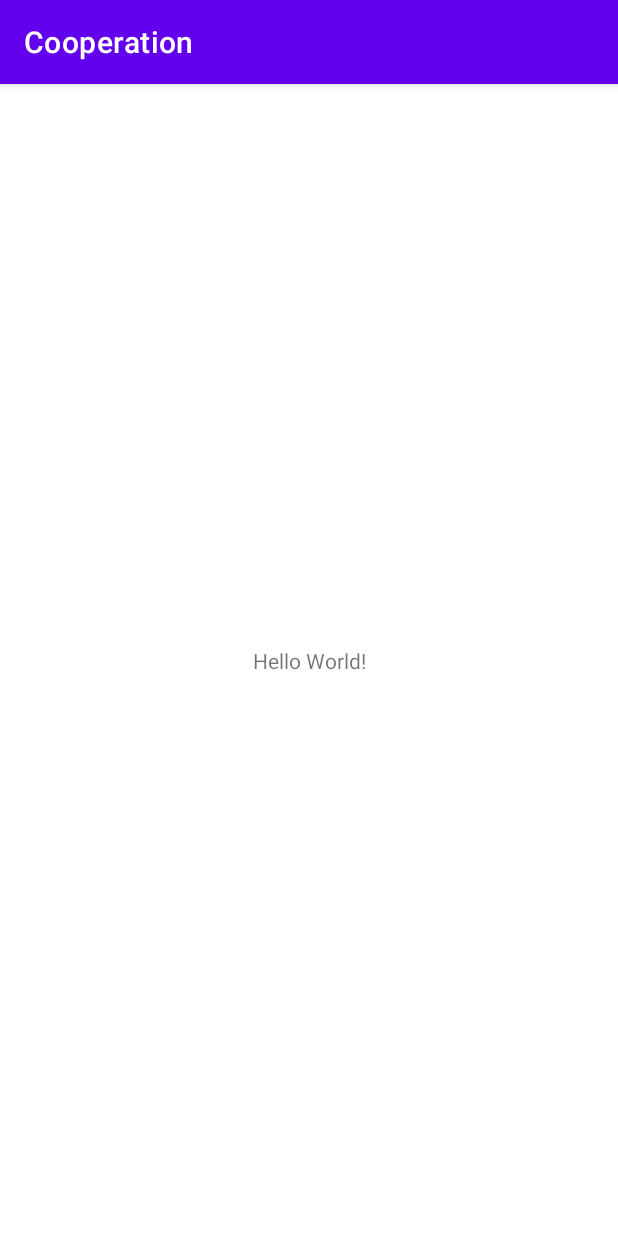
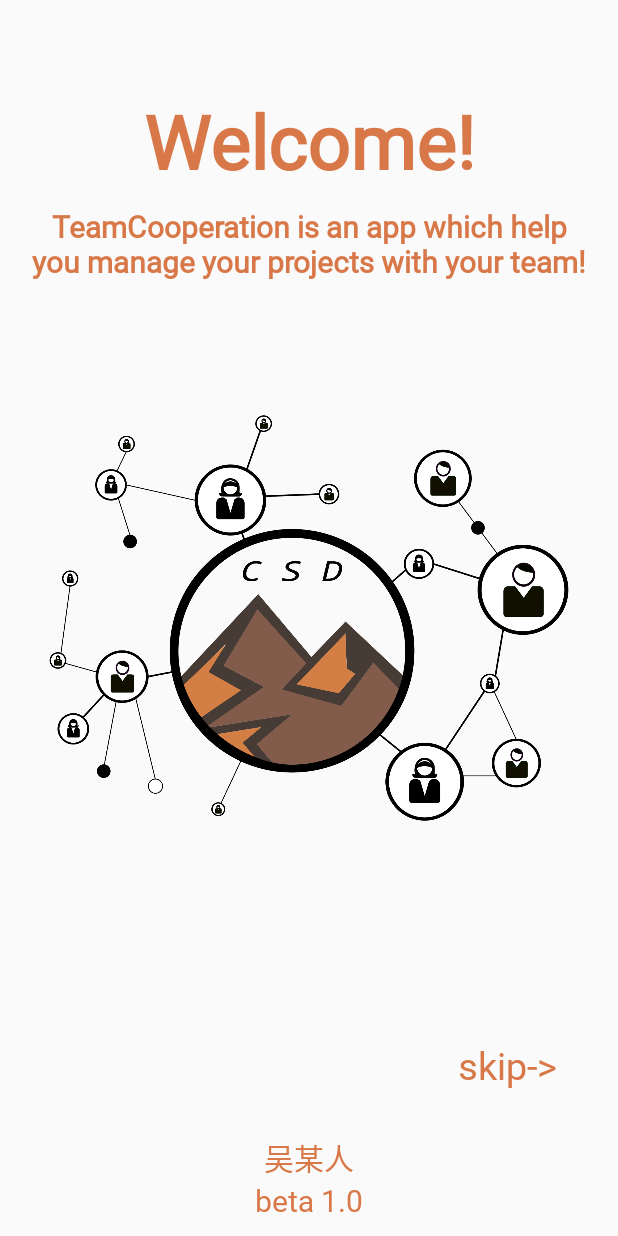
Before and after one commit to CoderWDD/TeamCooperation, an Android app: the screen it shows after launch (MainActivity before the commit, SplashPageActivity after it), on a phone screen of 412 x 824 dp. Run offline under Robolectric (Android 15) with nearby library versions, the phone set to English and light mode, and no system bars; our stand-ins replace data binding; 1 statement that could not run was skipped.

```diff
--- a/app/build.gradle
+++ b/app/build.gradle
@@ -25,10 +25,13 @@ android {
         sourceCompatibility JavaVersion.VERSION_1_8
         targetCompatibility JavaVersion.VERSION_1_8
     }
+
+    dataBinding {
+        enabled = true
+    }
 }
 
 dependencies {
-
     implementation 'androidx.appcompat:appcompat:1.3.0'
     implementation 'com.google.android.material:material:1.4.0'
     implementation 'androidx.constraintlayout:constraintlayout:2.0.4'
--- a/app/src/main/java/com/example/cooperation/MainActivity.java
+++ b/app/src/main/java/com/example/cooperation/MainActivity.java
@@ -10,6 +10,5 @@ public class MainActivity extends AppCompatActivity {
     protected void onCreate(Bundle savedInstanceState) {
         super.onCreate(savedInstanceState);
         setContentView(R.layout.activity_main);
-
     }
 }
--- /dev/null
+++ b/app/src/main/java/com/example/cooperation/SplashPageActivity.java
@@ -0,0 +1,26 @@
+package com.example.cooperation;
+
+import androidx.appcompat.app.AppCompatActivity;
+import androidx.databinding.DataBindingUtil;
+
+import android.os.Bundle;
+import android.view.Window;
+import android.view.WindowManager;
+
+import com.example.cooperation.databinding.ActivitySplashPageBinding;
+import com.example.cooperation.databing.PageSplashDataBinding;
+
+public class SplashPageActivity extends AppCompatActivity {
+
+    @Override
+    protected void onCreate(Bundle savedInstanceState) {
+        //requestWindowFeature(Window.FEATURE_NO_TITLE);
+        // 去除系统状态栏
+        getWindow().setFlags(WindowManager.LayoutParams.FLAG_FULLSCREEN, WindowManager.LayoutParams.FLAG_FULLSCREEN);
+        super.onCreate(savedInstanceState);
+//        setContentView(R.layout.activity_splash_page);
+        ActivitySplashPageBinding activitySplashPageBinding = DataBindingUtil.setContentView(this, R.layout.activity_splash_page);
+        activitySplashPageBinding.setPageSplashEventHandler(new PageSplashDataBinding(this));
+
+    }
+}
--- /dev/null
+++ b/app/src/main/java/com/example/cooperation/databing/PageSplashDataBinding.java
@@ -0,0 +1,21 @@
+package com.example.cooperation.databing;
+
+import android.content.Context;
+import android.content.Intent;
+import android.view.View;
+
+import com.example.cooperation.LoginPageActivity;
+
+public class PageSplashDataBinding {
+    private Context context;
+
+    public PageSplashDataBinding(Context context){
+        this.context = context;
+    }
+
+    public void onSkipClicked(View view){
+        Intent intent = new Intent(context, LoginPageActivity.class);
+        intent.addFlags(Intent.FLAG_ACTIVITY_NEW_TASK | Intent.FLAG_ACTIVITY_CLEAR_TASK);
+        context.startActivity(intent);
+    }
+}
--- /dev/null
+++ b/app/src/main/res/layout/activity_splash_page.xml
@@ -0,0 +1,108 @@
+<?xml version="1.0" encoding="utf-8"?>
+<layout xmlns:android="http://schemas.android.com/apk/res/android"
+    xmlns:tools="http://schemas.android.com/tools">
+
+    <data>
+        <variable
+            name="PageSplashEventHandler"
+            type="com.example.cooperation.databing.PageSplashDataBinding" />
+    </data>
+
+    <androidx.appcompat.widget.LinearLayoutCompat
+        android:layout_width="match_parent"
+        android:layout_height="match_parent"
+        android:gravity="center"
+        android:orientation="vertical"
+        tools:context=".SplashPageActivity">
+
+        <RelativeLayout
+            android:layout_width="match_parent"
+            android:layout_height="wrap_content">
+
+            <TextView
+                android:id="@+id/page_splash_welcome"
+                android:layout_width="match_parent"
+                android:layout_height="wrap_content"
+                android:layout_alignParentTop="@+id/page_splash"
+                android:fontFamily="@font/no236"
+                android:gravity="center"
+                android:paddingTop="60dp"
+                android:text="@string/welcome"
+                android:textColor="@color/orange_brown"
+                android:textSize="50sp"
+                android:textStyle="bold" />
+
+            <TextView
+                android:layout_width="match_parent"
+                android:layout_height="wrap_content"
+                android:layout_below="@id/page_splash_welcome"
+                android:layout_marginTop="10dp"
+                android:fontFamily="@font/no236"
+                android:gravity="center"
+                android:paddingHorizontal="20dp"
+                android:text="@string/WelcomeContent"
+                android:textColor="@color/orange_brown"
+                android:textSize="20sp"
+                android:textStyle="bold" />
+
+            <ImageView
+                android:id="@+id/page_splash"
+                android:layout_width="wrap_content"
+                android:layout_height="match_parent"
+                android:contentDescription="@string/image_logo_description"
+                android:paddingHorizontal="30dp"
+                android:src="@mipmap/page_splash" />
+
+            <Button
+                android:layout_width="wrap_content"
+                android:layout_height="wrap_content"
+                android:layout_alignEnd="@id/page_splash"
+                android:layout_alignBottom="@id/page_splash"
+                android:layout_marginBottom="90dp"
+                android:background="@null"
+                android:fontFamily="@font/no236"
+                android:layout_marginEnd="30dp"
+                android:onClick="@{PageSplashEventHandler.onSkipClicked}"
+                android:text="@string/welcome_skip"
+                android:textAllCaps="false"
+                android:textColor="@color/orange_brown"
+                android:textSize="25sp" />
+
+            <androidx.appcompat.widget.LinearLayoutCompat
+                android:layout_width="match_parent"
+                android:layout_height="wrap_content"
+                android:layout_alignBottom="@id/page_splash"
+                android:gravity="center"
+                android:orientation="vertical">
+
+                <TextView
+                    android:layout_width="wrap_content"
+                    android:layout_height="wrap_content"
+                    android:layout_alignBottom="@id/page_splash"
+                    android:layout_centerHorizontal="true"
+                    android:fontFamily="@font/no236"
+                    android:gravity="center"
+                    android:text="@string/author"
+                    android:textColor="@color/orange_brown"
+                    android:textSize="20sp" />
+
+                <TextView
+                    android:layout_width="wrap_content"
+                    android:layout_height="wrap_content"
+                    android:layout_alignBottom="@id/page_splash"
+                    android:layout_centerHorizontal="true"
+                    android:fontFamily="@font/no236"
+                    android:gravity="center"
+                    android:text="@string/version"
+                    android:textColor="@color/orange_brown"
+                    android:textSize="20sp" />
+
+                <Space
+                    android:layout_width="wrap_content"
+                    android:layout_height="10dp" />
+
+            </androidx.appcompat.widget.LinearLayoutCompat>
+        </RelativeLayout>
+
+    </androidx.appcompat.widget.LinearLayoutCompat>
+</layout>
--- a/app/src/main/res/values/strings.xml
+++ b/app/src/main/res/values/strings.xml
@@ -1,3 +1,15 @@
 <resources>
+    <string name="author">吴某人</string>
+    <string name="version">beta 1.0</string>
     <string name="app_name">Cooperation</string>
+    <string name="welcome">Welcome!</string>
+    <string name="WelcomeContent">TeamCooperation is an app which help you manage your projects with your team!</string>
+    <string name="welcome_skip">skip-></string>
+    <!-- Strings related to login -->
+    <string name="login_for_continue">Login for continue use TeamCooperation!</string>
+    <string name="password_input_hint">Password:</string>
+    <string name="username_input_hint">Username:</string>
+    <string name="login">Login</string>
+    <string name="sign_up">SignUp</string>
+    <string name="image_logo_description">Splash image missing!</string>
 </resources>
--- a/app/src/main/res/values/themes.xml
+++ b/app/src/main/res/values/themes.xml
@@ -1,9 +1,9 @@
 <resources xmlns:tools="http://schemas.android.com/tools">
     <!-- Base application theme. -->
-    <style name="Theme.Cooperation" parent="Theme.MaterialComponents.DayNight.DarkActionBar">
+    <style name="Theme.Cooperation" parent="Theme.MaterialComponents.DayNight.DarkActionBar.Bridge">
         <!-- Primary brand color. -->
-        <item name="colorPrimary">@color/purple_500</item>
-        <item name="colorPrimaryVariant">@color/purple_700</item>
+        <item name="colorPrimary">@color/orange_brown</item>
+        <item name="colorPrimaryVariant">@color/orange_brown</item>
         <item name="colorOnPrimary">@color/white</item>
         <!-- Secondary brand color. -->
         <item name="colorSecondary">@color/teal_200</item>
```
Also changed, not shown: app/src/main/AndroidManifest.xml (+9 -2 lines), app/src/main/java/com/example/cooperation/LoginPageActivity.java (added, +17 -0 lines), app/src/main/java/com/example/cooperation/SignUpPageActivity.java (added, +14 -0 lines), app/src/main/java/com/example/cooperation/databing/PageLoginDataBinding.java (added, +16 -0 lines), app/src/main/res/drawable/text_input_background.xml (added, +53 -0 lines), app/src/main/res/layout/activity_login_page.xml (added, +161 -0 lines), app/src/main/res/layout/activity_sign_up_page.xml (added, +9 -0 lines), app/src/main/res/values/colors.xml (+10 -0 lines), app/src/main/res/values/styles.xml (added, +8 -0 lines), app/src/main/res/mipmap-xhdpi/page_splash.png (added), 2 other files.
